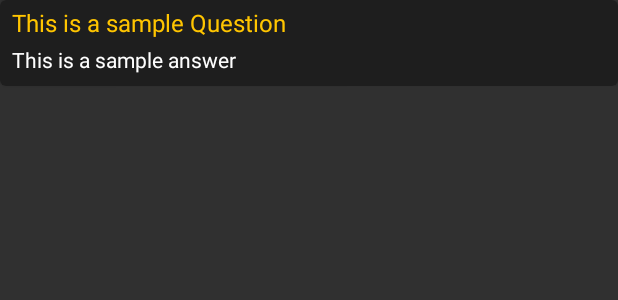
After one commit to androsparks/makeathon-2019, an Android app: the layout list_item_qa.xml on its own in the app's theme, with its tools: preview values and no code run, on a phone screen of 412 x 824 dp. The commit adds this screen. Shown: the top 300 px of the screen. Run offline under Robolectric (Android 15) with nearby library versions, the phone set to English and light mode, and no system bars.

Commit message:
Added QA adapter

```diff
--- a/app/src/main/java/com/selectmakeathon/app/ui/main/qa/QaForumActivity.java
+++ b/app/src/main/java/com/selectmakeathon/app/ui/main/qa/QaForumActivity.java
@@ -2,6 +2,7 @@ package com.selectmakeathon.app.ui.main.qa;
 
 import androidx.annotation.NonNull;
 import androidx.appcompat.app.AppCompatActivity;
+import androidx.recyclerview.widget.RecyclerView;
 
 import android.content.SharedPreferences;
 import android.os.Bundle;
@@ -37,6 +38,7 @@ public class QaForumActivity extends AppCompatActivity {
     UserModel userModel;
     static SendQaInterface sendQaInterface;
     BottomSheetDialogFragment bottomSheetDialogFragment;
+    RecyclerView qaRecyclerView;
     SharedPreferences sharedPreferences = PreferenceManager.getDefaultSharedPreferences(this);
 
     @Override
@@ -65,6 +67,7 @@ public class QaForumActivity extends AppCompatActivity {
                     QaModel model = snapshot.getValue(QaModel.class);
                     qaModelList.add(model);
                 }
+                setAdapter(qaModelList);
 
             }
 
@@ -86,6 +89,7 @@ public class QaForumActivity extends AppCompatActivity {
 
     private void initViews() {
         fab = findViewById(R.id.fab_add_question);
+        qaRecyclerView = findViewById(R.id.rv_qa_forum);
     }
 
     private void fetchUser(String userId) {
@@ -113,8 +117,9 @@ public class QaForumActivity extends AppCompatActivity {
         qaReference.child(qaModel.getId()).setValue(qaModel);
     }
 
-    private void setAdapter(){
-
+    private void setAdapter(List<QaModel> qaModels){
+        QaAdapter adapter = new QaAdapter(qaModels);
+        qaRecyclerView.setAdapter(adapter);
     }
 
     public static SendQaInterface getSendQaInterface() {
--- a/app/src/main/res/layout/activity_qa_forum.xml
+++ b/app/src/main/res/layout/activity_qa_forum.xml
@@ -42,6 +42,7 @@
     <androidx.recyclerview.widget.RecyclerView
         android:id="@+id/rv_qa_forum"
         android:layout_width="match_parent"
+        app:layoutManager="androidx.recyclerview.widget.LinearLayoutManager"
         android:layout_height="0dp"
         android:layout_marginTop="32dp"
         android:layout_marginBottom="8dp"
--- /dev/null
+++ b/app/src/main/res/layout/list_item_qa.xml
@@ -0,0 +1,41 @@
+<?xml version="1.0" encoding="utf-8"?>
+
+<com.google.android.material.card.MaterialCardView xmlns:android="http://schemas.android.com/apk/res/android"
+    xmlns:tools="http://schemas.android.com/tools"
+    android:layout_width="match_parent"
+    android:layout_height="wrap_content"
+    xmlns:app="http://schemas.android.com/apk/res-auto"
+    app:cardCornerRadius="4dp"
+    android:orientation="vertical">
+
+
+    <LinearLayout
+        android:orientation="vertical"
+        android:layout_height="wrap_content"
+        android:layout_width="match_parent">
+
+        <TextView
+            android:id="@+id/tv_qa_question"
+            android:layout_width="match_parent"
+            android:layout_height="wrap_content"
+            android:layout_marginStart="8dp"
+            android:layout_marginTop="4dp"
+            android:layout_marginEnd="8dp"
+            android:textColor="@color/colorAccent"
+            android:textSize="16sp"
+            tools:text="This is a sample Question" />
+
+        <TextView
+            android:id="@+id/tv_qa_answer"
+            android:layout_width="match_parent"
+            android:layout_height="wrap_content"
+            android:layout_marginStart="8dp"
+            android:layout_marginTop="4dp"
+            android:layout_marginEnd="8dp"
+            android:layout_marginBottom="8dp"
+            android:textColor="@android:color/white"
+            tools:text="This is a sample answer" />
+
+    </LinearLayout>
+
+</com.google.android.material.card.MaterialCardView>
```
